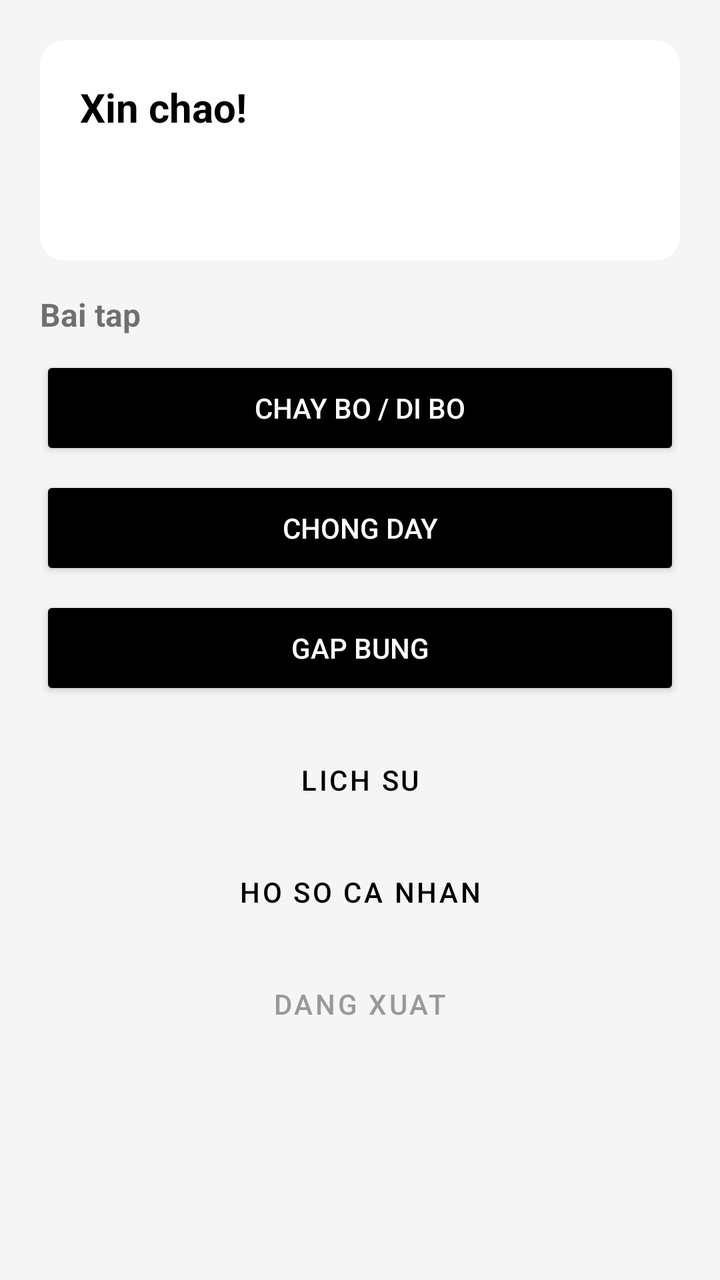
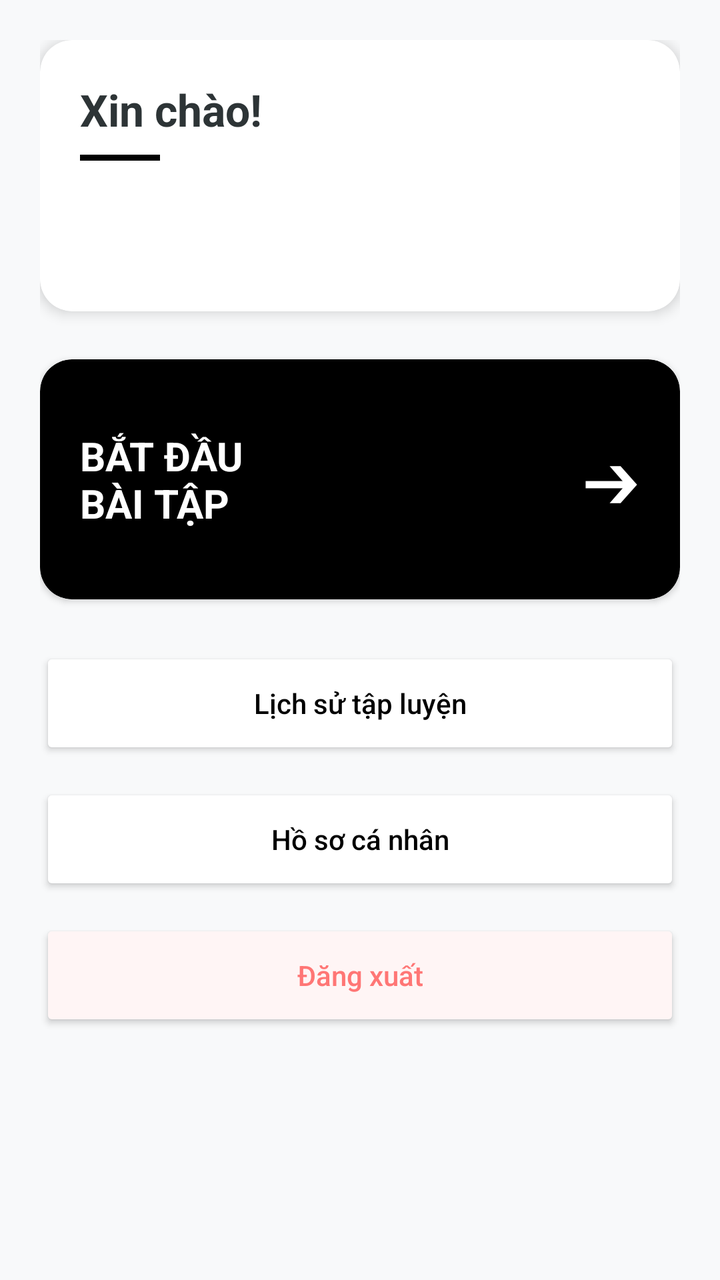

Before-and-after screenshots of an Android layout around one commit, followed by the original layout XML and the change that was made.
<!-- AndroidManifest.xml: application theme Theme.FitTrack -->
<!-- res/layout/activity_home.xml -->
<?xml version="1.0" encoding="utf-8"?>
<ScrollView xmlns:android="http://schemas.android.com/apk/res/android" xmlns:app="http://schemas.android.com/apk/res-auto"
    android:layout_width="match_parent" android:layout_height="match_parent" android:background="#F5F5F5">
    <LinearLayout android:layout_width="match_parent" android:layout_height="wrap_content" android:orientation="vertical" android:padding="20dp">
        <androidx.cardview.widget.CardView android:layout_width="match_parent" android:layout_height="wrap_content" android:layout_marginBottom="16dp" app:cardCornerRadius="12dp" app:cardElevation="0dp" app:cardBackgroundColor="@android:color/white">
            <LinearLayout android:layout_width="match_parent" android:layout_height="wrap_content" android:orientation="vertical" android:padding="20dp">
                <TextView android:id="@+id/tvWelcome" android:layout_width="wrap_content" android:layout_height="wrap_content" android:text="Xin chao!" android:textSize="20sp" android:textStyle="bold" android:textColor="#000" />
                <TextView android:id="@+id/tvBmi" android:layout_width="wrap_content" android:layout_height="wrap_content" android:textSize="14sp" android:layout_marginTop="6dp" />
                <TextView android:id="@+id/tvSuggestion" android:layout_width="wrap_content" android:layout_height="wrap_content" android:textSize="12sp" android:textColor="#666" android:layout_marginTop="2dp" />
            </LinearLayout>
        </androidx.cardview.widget.CardView>
        <TextView android:layout_width="wrap_content" android:layout_height="wrap_content" android:text="Bai tap" android:textSize="16sp" android:textStyle="bold" android:layout_marginBottom="10dp" />
        <Button android:id="@+id/btnRunning" android:layout_width="match_parent" android:layout_height="52dp" android:text="Chay bo / Di bo" android:backgroundTint="#000" android:textColor="@android:color/white" android:layout_marginBottom="8dp" />
        <Button android:id="@+id/btnPushUp" android:layout_width="match_parent" android:layout_height="52dp" android:text="Chong day" android:backgroundTint="#000" android:textColor="@android:color/white" android:layout_marginBottom="8dp" />
        <Button android:id="@+id/btnSitUp" android:layout_width="match_parent" android:layout_height="52dp" android:text="Gap bung" android:backgroundTint="#000" android:textColor="@android:color/white" android:layout_marginBottom="16dp" />
        <Button android:id="@+id/btnHistory" android:layout_width="match_parent" android:layout_height="48dp" android:text="Lich su" android:textColor="#000" android:layout_marginBottom="8dp" style="?android:attr/buttonBarButtonStyle" />
        <Button android:id="@+id/btnProfile" android:layout_width="match_parent" android:layout_height="48dp" android:text="Ho so ca nhan" android:textColor="#000" android:layout_marginBottom="8dp" style="?android:attr/buttonBarButtonStyle" />
        <Button android:id="@+id/btnLogout" android:layout_width="match_parent" android:layout_height="48dp" android:text="Dang xuat" android:textColor="#999" style="?android:attr/buttonBarButtonStyle" />
    </LinearLayout>
</ScrollView>
<!-- resources referenced by this layout -->
<resources>
  <style name="Theme.FitTrack" parent="Theme.MaterialComponents.Light.NoActionBar">
          <item name="colorPrimary">#000000</item>
          <item name="colorPrimaryDark">#000000</item>
          <item name="colorAccent">#333333</item>
          <item name="android:windowBackground">@android:color/white</item>
      </style>
</resources>

<!-- the commit's change to res/layout/activity_home.xml (unified diff, before → after) -->
@@ -1,20 +1,141 @@
 <?xml version="1.0" encoding="utf-8"?>
-<ScrollView xmlns:android="http://schemas.android.com/apk/res/android" xmlns:app="http://schemas.android.com/apk/res-auto"
-    android:layout_width="match_parent" android:layout_height="match_parent" android:background="#F5F5F5">
-    <LinearLayout android:layout_width="match_parent" android:layout_height="wrap_content" android:orientation="vertical" android:padding="20dp">
-        <androidx.cardview.widget.CardView android:layout_width="match_parent" android:layout_height="wrap_content" android:layout_marginBottom="16dp" app:cardCornerRadius="12dp" app:cardElevation="0dp" app:cardBackgroundColor="@android:color/white">
-            <LinearLayout android:layout_width="match_parent" android:layout_height="wrap_content" android:orientation="vertical" android:padding="20dp">
-                <TextView android:id="@+id/tvWelcome" android:layout_width="wrap_content" android:layout_height="wrap_content" android:text="Xin chao!" android:textSize="20sp" android:textStyle="bold" android:textColor="#000" />
-                <TextView android:id="@+id/tvBmi" android:layout_width="wrap_content" android:layout_height="wrap_content" android:textSize="14sp" android:layout_marginTop="6dp" />
-                <TextView android:id="@+id/tvSuggestion" android:layout_width="wrap_content" android:layout_height="wrap_content" android:textSize="12sp" android:textColor="#666" android:layout_marginTop="2dp" />
+<ScrollView xmlns:android="http://schemas.android.com/apk/res/android"
+    xmlns:app="http://schemas.android.com/apk/res-auto"
+    android:layout_width="match_parent"
+    android:layout_height="match_parent"
+    android:background="#F8F9FA">
+
+    <LinearLayout
+        android:layout_width="match_parent"
+        android:layout_height="wrap_content"
+        android:orientation="vertical"
+        android:padding="20dp">
+
+        <androidx.cardview.widget.CardView
+            android:layout_width="match_parent"
+            android:layout_height="wrap_content"
+            android:layout_marginBottom="24dp"
+            app:cardCornerRadius="16dp"
+            app:cardElevation="4dp"
+            app:cardBackgroundColor="@android:color/white">
+
+            <LinearLayout
+                android:layout_width="match_parent"
+                android:layout_height="wrap_content"
+                android:orientation="vertical"
+                android:padding="20dp">
+
+                <TextView
+                    android:id="@+id/tvWelcome"
+                    android:layout_width="wrap_content"
+                    android:layout_height="wrap_content"
+                    android:text="Xin chào!"
+                    android:textSize="22sp"
+                    android:textStyle="bold"
+                    android:textColor="#2D3436" />
+
+                <View
+                    android:layout_width="40dp"
+                    android:layout_height="3dp"
+                    android:background="#000"
+                    android:layout_marginTop="8dp" />
+
+                <TextView
+                    android:id="@+id/tvBmi"
+                    android:layout_width="wrap_content"
+                    android:layout_height="wrap_content"
+                    android:textSize="16sp"
+                    android:textColor="#636E72"
+                    android:layout_marginTop="12dp" />
+
+                <TextView
+                    android:id="@+id/tvSuggestion"
+                    android:layout_width="wrap_content"
+                    android:layout_height="wrap_content"
+                    android:textSize="13sp"
+                    android:textColor="#00B894"
+                    android:layout_marginTop="4dp"
+                    android:textStyle="italic" />
             </LinearLayout>
         </androidx.cardview.widget.CardView>
-        <TextView android:layout_width="wrap_content" android:layout_height="wrap_content" android:text="Bai tap" android:textSize="16sp" android:textStyle="bold" android:layout_marginBottom="10dp" />
-        <Button android:id="@+id/btnRunning" android:layout_width="match_parent" android:layout_height="52dp" android:text="Chay bo / Di bo" android:backgroundTint="#000" android:textColor="@android:color/white" android:layout_marginBottom="8dp" />
-        <Button android:id="@+id/btnPushUp" android:layout_width="match_parent" android:layout_height="52dp" android:text="Chong day" android:backgroundTint="#000" android:textColor="@android:color/white" android:layout_marginBottom="8dp" />
-        <Button android:id="@+id/btnSitUp" android:layout_width="match_parent" android:layout_height="52dp" android:text="Gap bung" android:backgroundTint="#000" android:textColor="@android:color/white" android:layout_marginBottom="16dp" />
-        <Button android:id="@+id/btnHistory" android:layout_width="match_parent" android:layout_height="48dp" android:text="Lich su" android:textColor="#000" android:layout_marginBottom="8dp" style="?android:attr/buttonBarButtonStyle" />
-        <Button android:id="@+id/btnProfile" android:layout_width="match_parent" android:layout_height="48dp" android:text="Ho so ca nhan" android:textColor="#000" android:layout_marginBottom="8dp" style="?android:attr/buttonBarButtonStyle" />
-        <Button android:id="@+id/btnLogout" android:layout_width="match_parent" android:layout_height="48dp" android:text="Dang xuat" android:textColor="#999" style="?android:attr/buttonBarButtonStyle" />
+
+        <androidx.cardview.widget.CardView
+            android:id="@+id/btnGoExercise"
+            android:layout_width="match_parent"
+            android:layout_height="120dp"
+            android:layout_marginBottom="16dp"
+            android:clickable="true"
+            android:focusable="true"
+            android:foreground="?android:attr/selectableItemBackground"
+            app:cardCornerRadius="16dp"
+            app:cardBackgroundColor="#000">
+
+            <RelativeLayout
+                android:layout_width="match_parent"
+                android:layout_height="match_parent"
+                android:padding="20dp">
+
+                <TextView
+                    android:layout_width="267dp"
+                    android:layout_height="wrap_content"
+                    android:layout_centerVertical="true"
+                    android:text="BẮT ĐẦU\nBÀI TẬP"
+                    android:textColor="@android:color/white"
+                    android:textSize="20sp"
+                    android:textStyle="bold" />
+
+                <TextView
+                    android:layout_width="wrap_content"
+                    android:layout_height="wrap_content"
+                    android:layout_alignParentEnd="true"
+                    android:layout_centerVertical="true"
+                    android:text="➔"
+                    android:textColor="@android:color/white"
+                    android:textSize="30sp" />
+            </RelativeLayout>
+        </androidx.cardview.widget.CardView>
+
+        <LinearLayout
+            android:layout_width="match_parent"
+            android:layout_height="wrap_content"
+            android:orientation="vertical"
+            android:layout_marginTop="8dp">
+
+            <Button
+                android:id="@+id/btnHistory"
+                android:layout_width="match_parent"
+                android:layout_height="56dp"
+                android:text="Lịch sử tập luyện"
+                android:textColor="#000"
+                android:backgroundTint="@android:color/white"
+                android:layout_marginBottom="12dp"
+                android:elevation="2dp"
+                android:textAllCaps="false"
+                app:cornerRadius="12dp" />
+
+            <Button
+                android:id="@+id/btnProfile"
+                android:layout_width="match_parent"
+                android:layout_height="56dp"
+                android:text="Hồ sơ cá nhân"
+                android:textColor="#000"
+                android:backgroundTint="@android:color/white"
+                android:layout_marginBottom="12dp"
+                android:elevation="2dp"
+                android:textAllCaps="false"
+                app:cornerRadius="12dp" />
+
+            <Button
+                android:id="@+id/btnLogout"
+                android:layout_width="match_parent"
+                android:layout_height="56dp"
+                android:text="Đăng xuất"
+                android:textColor="#FF7675"
+                android:backgroundTint="#FFF5F5"
+                android:elevation="0dp"
+                android:textAllCaps="false"
+                app:cornerRadius="12dp" />
+        </LinearLayout>
+
     </LinearLayout>
 </ScrollView>
